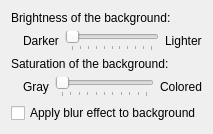
KDE/kwin, file effects/dashboard/dashboard_config.ui: the form before one commit.
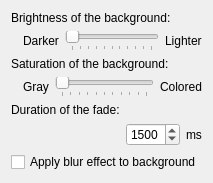
The form after the commit. Custom widgets are drawn as their Qt base class.

Commit message: add fade animation and duration settings to dashboard effect

```diff
--- a/effects/dashboard/dashboard_config.ui
+++ b/effects/dashboard/dashboard_config.ui
@@ -2,9 +2,17 @@
 <ui version="4.0">
  <class>DashboardEffectConfig</class>
  <widget class="QWidget" name="DashboardEffectConfig">
+  <property name="geometry">
+   <rect>
+    <x>0</x>
+    <y>0</y>
+    <width>197</width>
+    <height>183</height>
+   </rect>
+  </property>
   <layout class="QVBoxLayout" name="verticalLayout">
    <item>
-    <widget class="QLabel" name="label">
+    <widget class="QLabel" name="label_8">
      <property name="text">
       <string>Brightness of the background:</string>
      </property>
@@ -135,6 +143,50 @@
      </item>
     </layout>
    </item>
+   <item>
+    <widget class="QLabel" name="label_7">
+     <property name="text">
+      <string>Duration of the fade:</string>
+     </property>
+    </widget>
+   </item>
+   <item>
+    <layout class="QHBoxLayout" name="horizontalLayout_3" stretch="0,0,0">
+     <item>
+      <spacer name="horizontalSpacer">
+       <property name="orientation">
+        <enum>Qt::Horizontal</enum>
+       </property>
+       <property name="sizeHint" stdset="0">
+        <size>
+         <width>40</width>
+         <height>20</height>
+        </size>
+       </property>
+      </spacer>
+     </item>
+     <item>
+      <widget class="KIntSpinBox" name="duration">
+       <property name="maximum">
+        <number>3000</number>
+       </property>
+       <property name="singleStep">
+        <number>100</number>
+       </property>
+       <property name="value">
+        <number>1500</number>
+       </property>
+      </widget>
+     </item>
+     <item>
+      <widget class="QLabel" name="label">
+       <property name="text">
+        <string>ms</string>
+       </property>
+      </widget>
+     </item>
+    </layout>
+   </item>
    <item>
     <widget class="QCheckBox" name="blur">
      <property name="toolTip">
@@ -160,6 +212,13 @@
    </item>
   </layout>
  </widget>
+ <customwidgets>
+  <customwidget>
+   <class>KIntSpinBox</class>
+   <extends>QSpinBox</extends>
+   <header>knuminput.h</header>
+  </customwidget>
+ </customwidgets>
  <resources/>
  <connections/>
 </ui>
```
The commit also changes 3 other files.
